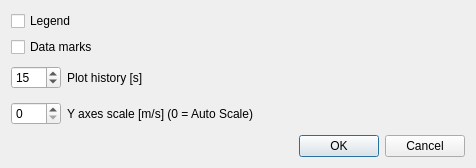
This is dialogsettings.ui in hackepeson/Anemometer as Qt 5 draws it before an edit. The edited form follows.
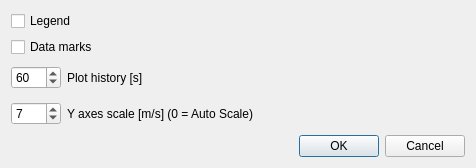
This is the edited form.

```diff
--- a/dialogsettings.ui
+++ b/dialogsettings.ui
@@ -52,7 +52,7 @@
         <number>999</number>
        </property>
        <property name="value">
-        <number>15</number>
+        <number>60</number>
        </property>
       </widget>
      </item>
@@ -75,6 +75,9 @@
          <height>0</height>
         </size>
        </property>
+       <property name="value">
+        <number>7</number>
+       </property>
       </widget>
      </item>
      <item>
```
